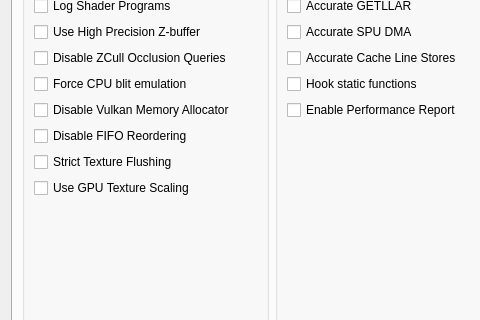
This is rpcs3/rpcs3qt/settings_dialog.ui in Killer-9000/rpcs3 as Qt 5 draws it before an edit; both pictures show x 0 to 480 and y 157 to 477 of the 796 by 729 pixel window. The edited form follows.
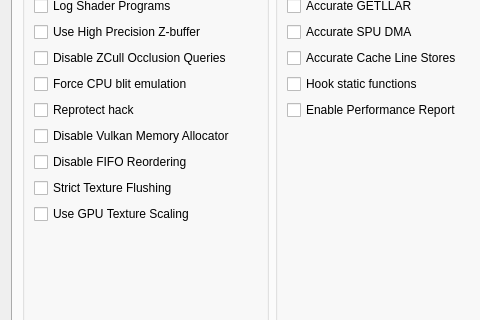
This is the edited form. The open tabs and pages were chosen to show the change. Icons and pictures are not drawn.

Commit message:
Reprotect Hack (thanks to @Xcedf)
Workaround for flickering shadows and missing water in TLoU and Uncharted 3

The edit to the form file:
```diff
--- a/rpcs3/rpcs3qt/settings_dialog.ui
+++ b/rpcs3/rpcs3qt/settings_dialog.ui
@@ -3413,6 +3413,13 @@
               </property>
              </widget>
             </item>
+            <item>
+             <widget class="QCheckBox" name="reprotect_hack">
+              <property name="text">
+               <string>Reprotect hack</string>
+              </property>
+             </widget>
+            </item>
             <item>
              <widget class="QCheckBox" name="disableVulkanMemAllocator">
               <property name="text">
```
The commit also changes 5 other files.
